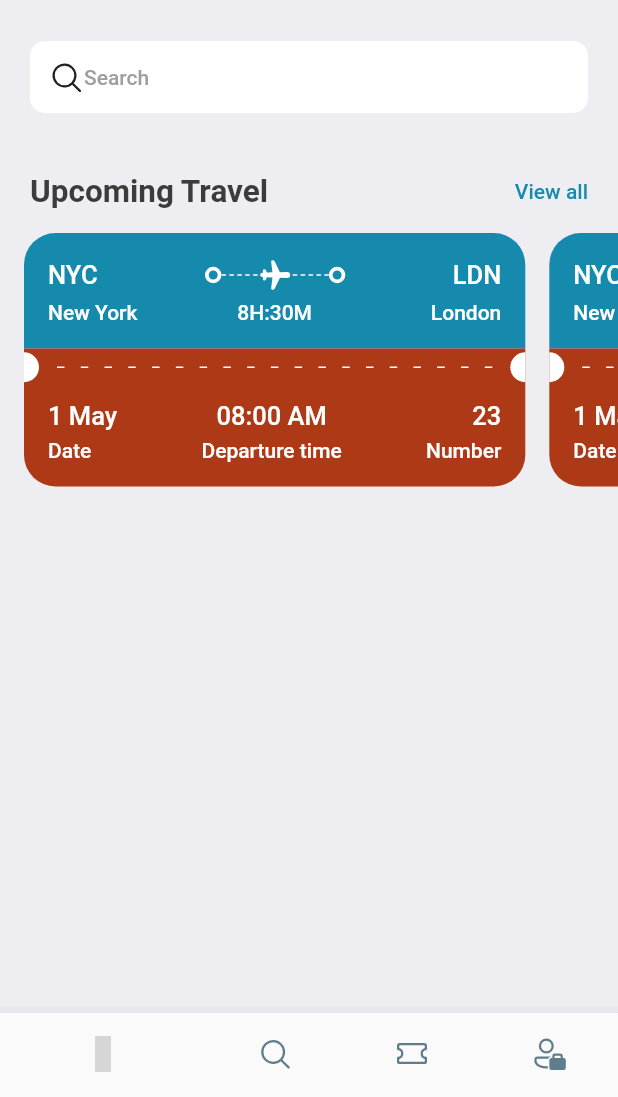
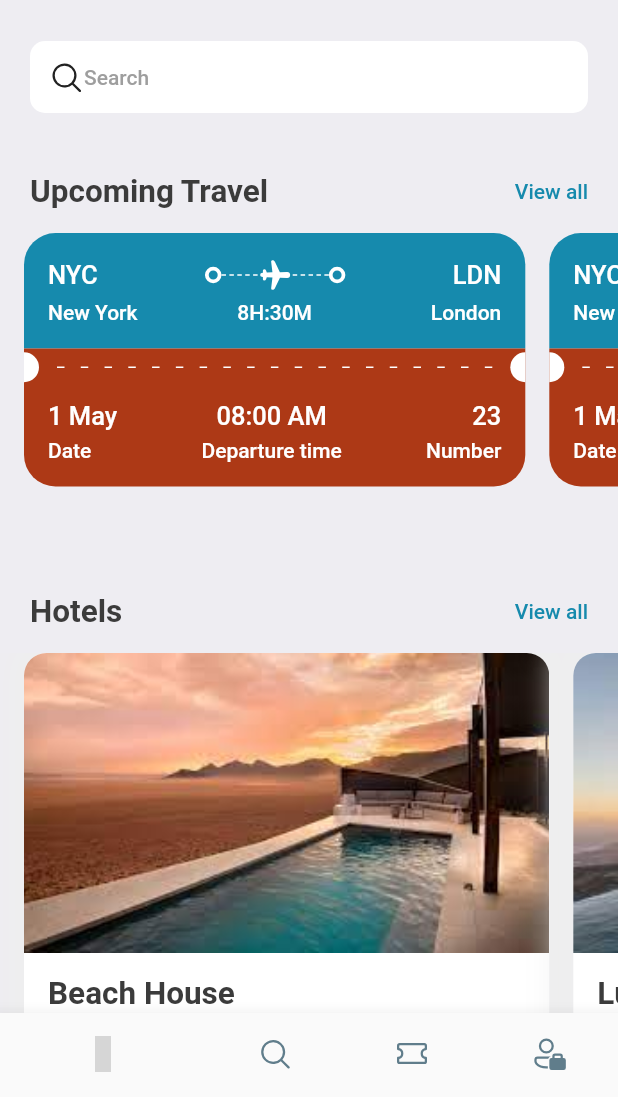
Before and after one commit to droidchief/Travel-Now, a Flutter app: the screen it shows after launch, on a phone screen of 412 x 824 dp, the part 139-1236 px from its top. Run offline on Flutter 3.47's test engine with Material 2 defaults, Android fonts, the phone set to English and light mode, and no system bars; our stand-ins replace fluentui_icons; grey boxes are pictures that could not be loaded.

Commit message:
feat: Hotel view

```diff
--- a/lib/screens/home/home_screen.dart
+++ b/lib/screens/home/home_screen.dart
@@ -1,7 +1,9 @@
 import 'package:fluentui_icons/fluentui_icons.dart';
 import 'package:flutter/material.dart';
+import 'package:travel_now/screens/hotel_view.dart';
 import 'package:travel_now/screens/ticket_view.dart';
 import 'package:travel_now/utils/app_styles.dart';
+import 'package:travel_now/utils/hotel_info_list.dart';
 
 class HomeScreen extends StatelessWidget {
   const HomeScreen({super.key});
@@ -62,10 +64,10 @@ class HomeScreen extends StatelessWidget {
                   children: [
                     Text("Upcoming Travel ", style: Styles.headLineStyle2,),
                     InkWell(
-                      onTap: (){
-                        print("View all was tapped");
+                      onTap: () {
+                        print("View all upcoming travel");
                       },
-                      child: Text("View all", style: Styles.headLineStyle4.copyWith(color: Styles.primaryColor),)
+                      child: Text("View all", style: Styles.headLineStyle4.copyWith(color: Styles.primaryColor))
                     ),
                   ],
                 ),
@@ -83,6 +85,30 @@ class HomeScreen extends StatelessWidget {
                 TicketView()
               ],
             ),
+          ),
+          const SizedBox(height: 40),
+          Container(
+            padding: const EdgeInsets.symmetric(horizontal: 20),
+            child: Row(
+              mainAxisAlignment: MainAxisAlignment.spaceBetween,
+              children: [
+                Text("Hotels", style: Styles.headLineStyle2),
+                InkWell(
+                  onTap: () {
+                    print("View all hotels");
+                  },
+                    child: Text("View all", style: Styles.headLineStyle4.copyWith(color: Styles.primaryColor))
+                )
+              ],
+            )
+            ,
+          ),
+          const SizedBox(height: 15),
+          SingleChildScrollView(
+            scrollDirection: Axis.horizontal,
+            child: Row(
+              children: hotelList.map((singleHotel) => HotelView(hotel: singleHotel)).toList()
+            ),
           )
         ],
       ),
--- /dev/null
+++ b/lib/screens/hotel_view.dart
@@ -0,0 +1,63 @@
+import 'package:flutter/material.dart';
+import 'package:travel_now/utils/app_layout.dart';
+import 'package:travel_now/utils/app_styles.dart';
+
+class HotelView extends StatelessWidget {
+  final Map<String, dynamic> hotel;
+  const HotelView({super.key, required this.hotel});
+
+  @override
+  Widget build(BuildContext context) {
+    final size = AppLayout.getSize(context);
+    return Container(
+      width: size.width*0.85,
+      height: 350,
+      decoration: BoxDecoration(
+        color: Colors.white,
+        borderRadius: BorderRadius.circular(15),
+        boxShadow: [
+            BoxShadow(
+                color: Colors.grey.shade200,
+                blurRadius: 20,
+                spreadRadius: 10
+            )
+          ],
+      ),
+      margin: const EdgeInsets.only(left: 16),
+      child: Column(
+        crossAxisAlignment: CrossAxisAlignment.start,
+        children: [
+          Container(
+            height: 200,
+            decoration: BoxDecoration(
+                borderRadius: const BorderRadius.only(topLeft: Radius.circular(15), topRight: Radius.circular(15)),
+                image: DecorationImage(
+                    fit: BoxFit.cover,
+                    image: AssetImage(
+                        "assets/images/${hotel['image']}"
+                    )
+                )
+            ),
+          ),
+          const SizedBox(height: 15),
+          Container(
+            padding: const EdgeInsets.symmetric(horizontal: 16),
+            child: Column(
+              crossAxisAlignment: CrossAxisAlignment.start,
+              children: [
+                Text(hotel['place'], style: Styles.headLineStyle2),
+                const SizedBox(height: 8),
+                Text(hotel['destination'], style: Styles.headLineStyle4),
+                const SizedBox(height: 8),
+                Text("\$${hotel['price']}/night", style: Styles.headLineStyle2),
+                const SizedBox(height: 20),
+                Text("A very calm and relaxing vacation house with", style: Styles.headLineStyle4),
+              ],
+            ),
+          )
+        ],
+      ),
+
+    );
+  }
+}
--- /dev/null
+++ b/lib/utils/hotel_info_list.dart
@@ -0,0 +1,30 @@
+List<Map<String, dynamic>> hotelList = [
+  {
+    'image': 'hotel5.jpeg',
+    'place': 'Beach House',
+    'destination': 'London',
+    'price': 25,
+    'desc' : 'A very calm and relaxing vacation house with'
+  },
+  {
+    'image': 'hotel6.jpeg',
+    'place': 'Luxury XI',
+    'destination': 'Paris',
+    'price': 40,
+    'desc' : 'A very calm and relaxing vacation house with'
+  },
+  {
+    'image': 'hotel7.jpeg',
+    'place': 'Camry Suite',
+    'destination': 'Paris',
+    'price': 60,
+    'desc' : 'A very calm and relaxing vacation house with'
+  },
+  {
+    'image': 'hotel7.jpeg',
+    'place': 'Camry Suite',
+    'destination': 'Paris',
+    'price': 60,
+    'desc' : 'A very calm and relaxing vacation house with'
+  }
+];
```
Also changed, not shown: assets/images/add_square.png (deleted), assets/images/hotel5.jpeg (added), assets/images/hotel6.jpeg (added), assets/images/hotel7.jpeg (added).
